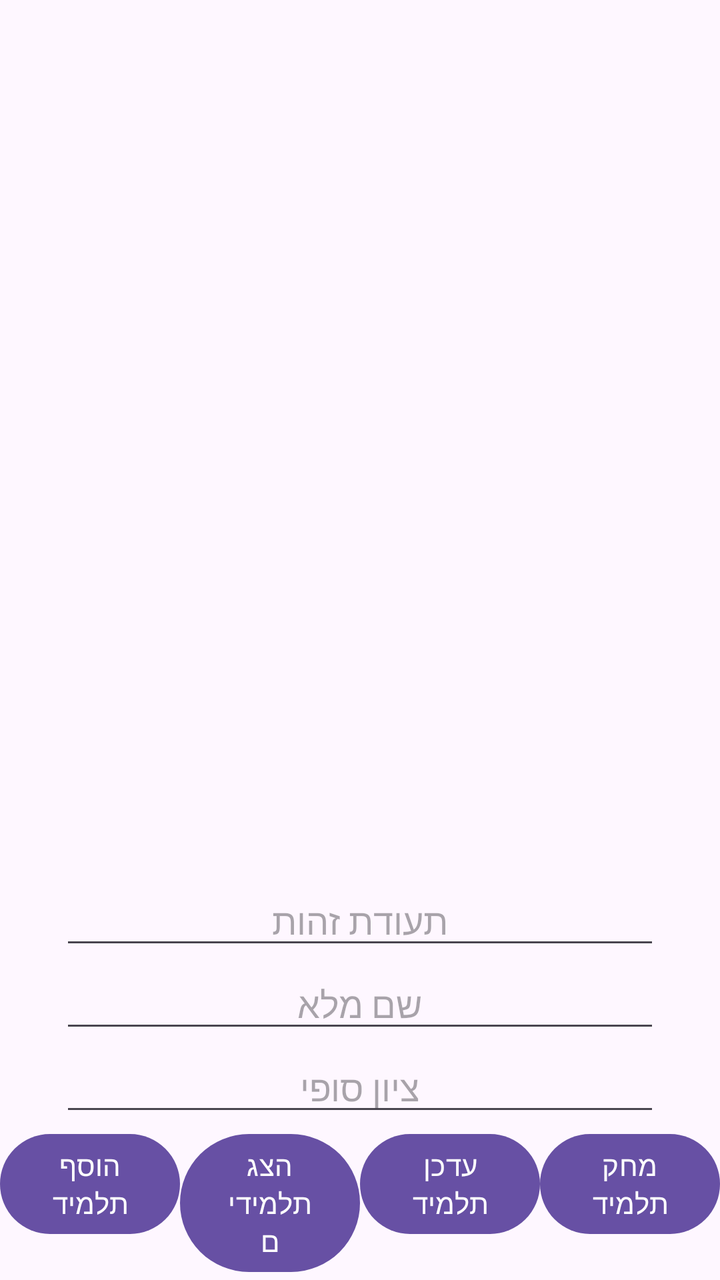
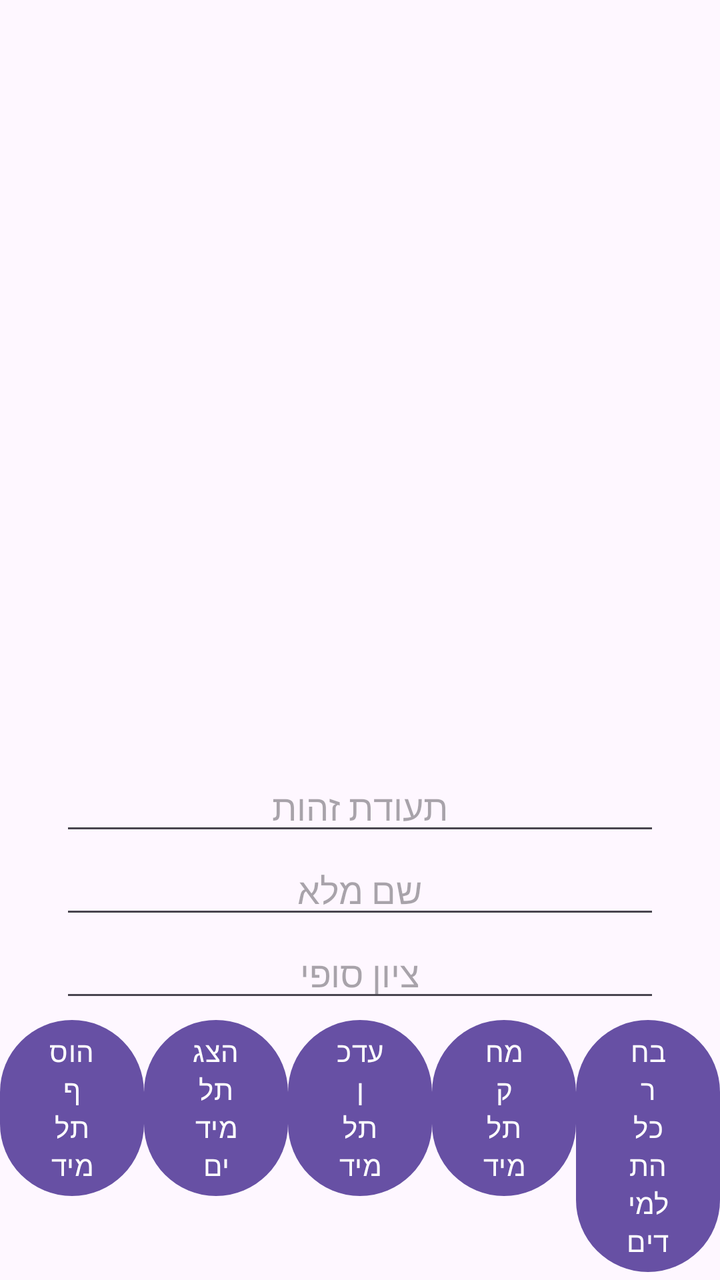

Two renders of the same Android screen: before a commit and after it. Below are the layout's source before the change and the commit's diff.
<!-- AndroidManifest.xml: application theme Theme.YoadFireBase1 -->
<!-- res/layout/activity_main.xml -->
<?xml version="1.0" encoding="utf-8"?>
<androidx.constraintlayout.widget.ConstraintLayout xmlns:android="http://schemas.android.com/apk/res/android"
    xmlns:app="http://schemas.android.com/apk/res-auto"
    xmlns:tools="http://schemas.android.com/tools"
    android:id="@+id/main"
    android:layout_width="match_parent"
    android:layout_height="match_parent">


    <ScrollView
        android:layout_width="match_parent"
        android:layout_height="0dp"
        app:layout_constraintBottom_toTopOf="@id/bottomlayout"
        app:layout_constraintTop_toTopOf="parent">
        <LinearLayout
            android:layout_width="match_parent"
            android:layout_height="wrap_content"
            android:layout_marginTop="40sp"
            android:gravity="center">
            <TextView
                android:layout_width="wrap_content"
                android:layout_height="wrap_content"
                android:textSize="20sp"
                android:textDirection="rtl"
                android:id="@+id/tvcontent"/>
        </LinearLayout>
    </ScrollView>
    <LinearLayout
        android:layout_width="match_parent"
        android:layout_height="wrap_content"
        android:id="@+id/bottomlayout"
        android:orientation="vertical"
        android:gravity="center"
        app:layout_constraintBottom_toBottomOf="parent">
        <EditText
            android:layout_width="300dp"
            android:layout_height="wrap_content"
            android:id="@+id/tz"
            android:gravity="center"
            android:hint="תעודת זהות"/>
        <EditText
            android:layout_width="300dp"
            android:layout_height="wrap_content"
            android:id="@+id/fullname"
            android:gravity="center"
            android:hint="שם מלא"/>
        <EditText
            android:layout_width="300dp"
            android:layout_height="wrap_content"
            android:id="@+id/grade"
            android:gravity="center"
            android:hint="ציון סופי"/>


        <LinearLayout
            android:layout_width="match_parent"
            android:layout_height="wrap_content"
            >
            <Button
                android:id="@+id/btnInsert"
                android:layout_width="0dp"
                android:layout_weight="1"
                android:layout_height="wrap_content"
                android:text="הוסף תלמיד" />


            <Button
                android:id="@+id/btnSelect"
                android:layout_width="0dp"
                android:layout_weight="1"
                android:layout_height="wrap_content"
                android:text="הצג תלמידים" />


            <Button
                android:id="@+id/btnUpdate"
                android:layout_width="0dp"
                android:layout_weight="1"
                android:layout_height="wrap_content"
                android:text="עדכן תלמיד" />


            <Button
                android:id="@+id/btnDelete"
                android:layout_width="0dp"
                android:layout_weight="1"
                android:layout_height="wrap_content"
                android:text="מחק תלמיד" />
        </LinearLayout>
    </LinearLayout>


</androidx.constraintlayout.widget.ConstraintLayout>
<!-- resources referenced by this layout -->
<resources>
  <style name="Theme.YoadFireBase1" parent="Base.Theme.YoadFireBase1" />
  <style name="Base.Theme.YoadFireBase1" parent="Theme.Material3.DayNight.NoActionBar">
          
          
      </style>
</resources>

<!-- the commit's change to res/layout/activity_main.xml (unified diff, before → after) -->
@@ -86,6 +86,12 @@
                 android:layout_weight="1"
                 android:layout_height="wrap_content"
                 android:text="מחק תלמיד" />
+            <Button
+                android:id="@+id/btnSelectAll"
+                android:layout_width="0dp"
+                android:layout_weight="1"
+                android:layout_height="wrap_content"
+                android:text="בחר כל התלמידים" />
         </LinearLayout>
     </LinearLayout>
 
